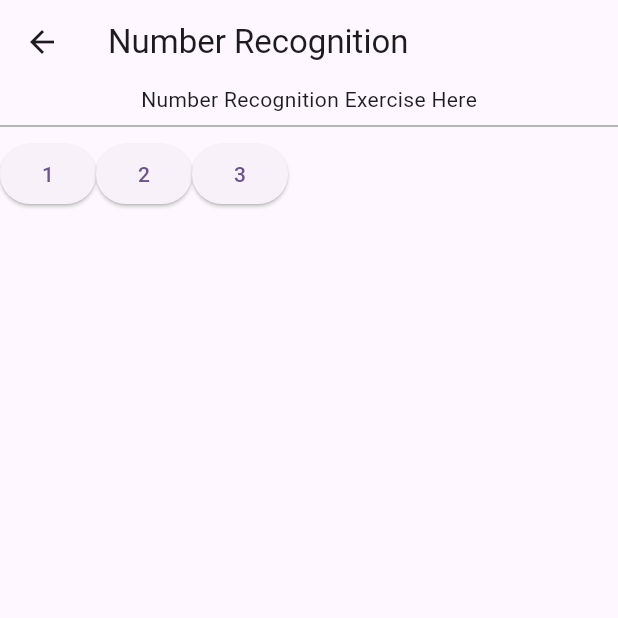
After one commit to igorbasko01/flutter-arithmetic-expression-generator, a Flutter app: the screen it shows after launch, after a tap on "Number Recognition", on a phone screen of 412 x 824 dp, the top half of it. The commit adds this screen. Run offline on Flutter 3.47's test engine with Material 2 defaults, Android fonts, the phone set to English and light mode, and no system bars; our stand-ins replace flutter_bloc.

Commit message:
Add Number Recognition page

```diff
--- a/lib/screens/home/main_menu_page.dart
+++ b/lib/screens/home/main_menu_page.dart
@@ -1,5 +1,6 @@
 import 'package:arithmetic_expressions_generator/bloc/arithmetic_bloc.dart';
 import 'package:arithmetic_expressions_generator/screens/home/arithemetic_exercise_generator_page.dart';
+import 'package:arithmetic_expressions_generator/screens/home/number_recognition_page.dart';
 import 'package:flutter/material.dart';
 import 'package:flutter_bloc/flutter_bloc.dart';
 
@@ -19,7 +20,14 @@ class MainMenuPage extends StatelessWidget {
                     return const ArithmeticExerciseGeneratorPage();
                   }));
                 },
-                child: const Text('Arithmetic Exercise Generator'))
+                child: const Text('Arithmetic Exercise Generator')),
+            ElevatedButton(
+                onPressed: () {
+                  Navigator.push(context, MaterialPageRoute(builder: (_) {
+                    return const NumberRecognitionPage();
+                  }));
+                },
+                child: const Text('Number Recognition'))
           ],
         )));
   }
--- /dev/null
+++ b/lib/screens/home/number_recognition_page.dart
@@ -0,0 +1,42 @@
+import 'package:flutter/cupertino.dart';
+import 'package:flutter/material.dart';
+
+class NumberRecognitionPage extends StatefulWidget {
+  const NumberRecognitionPage({Key? key}) : super(key: key);
+
+  @override
+  State<NumberRecognitionPage> createState() => _NumberRecognitionPageState();
+}
+
+class _NumberRecognitionPageState extends State<NumberRecognitionPage> {
+  @override
+  Widget build(BuildContext context) {
+    return Scaffold(
+      appBar: AppBar(title: const Text('Number Recognition')),
+      body: Center(
+        child: Column(
+          children: [
+            const Text('Number Recognition Exercise Here'),
+            const Divider(color: Colors.grey, thickness: 1),
+            Row(
+              children: [
+                ElevatedButton(
+                  onPressed: () {},
+                  child: const Text('1'),
+                ),
+                ElevatedButton(
+                  onPressed: () {},
+                  child: const Text('2'),
+                ),
+                ElevatedButton(
+                  onPressed: () {},
+                  child: const Text('3'),
+                ),
+              ],
+            ),
+          ],
+        ),
+      ),
+    );
+  }
+}
```
